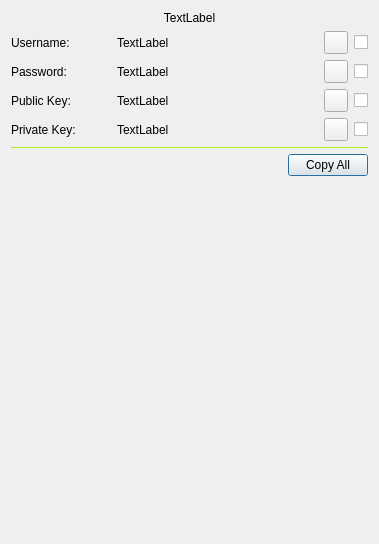
Qt form designs/xml/crypto_vault_view_window.ui (daniel-deru/WorkMate-3.0) before a commit.
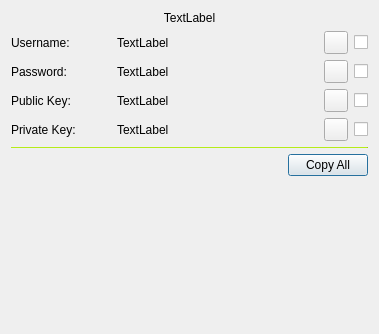
The same form after that commit.

What changed in the file:
```diff
--- a/designs/xml/crypto_vault_view_window.ui
+++ b/designs/xml/crypto_vault_view_window.ui
@@ -7,7 +7,7 @@
     <x>0</x>
     <y>0</y>
     <width>379</width>
-    <height>544</height>
+    <height>334</height>
    </rect>
   </property>
   <property name="windowTitle">
```
